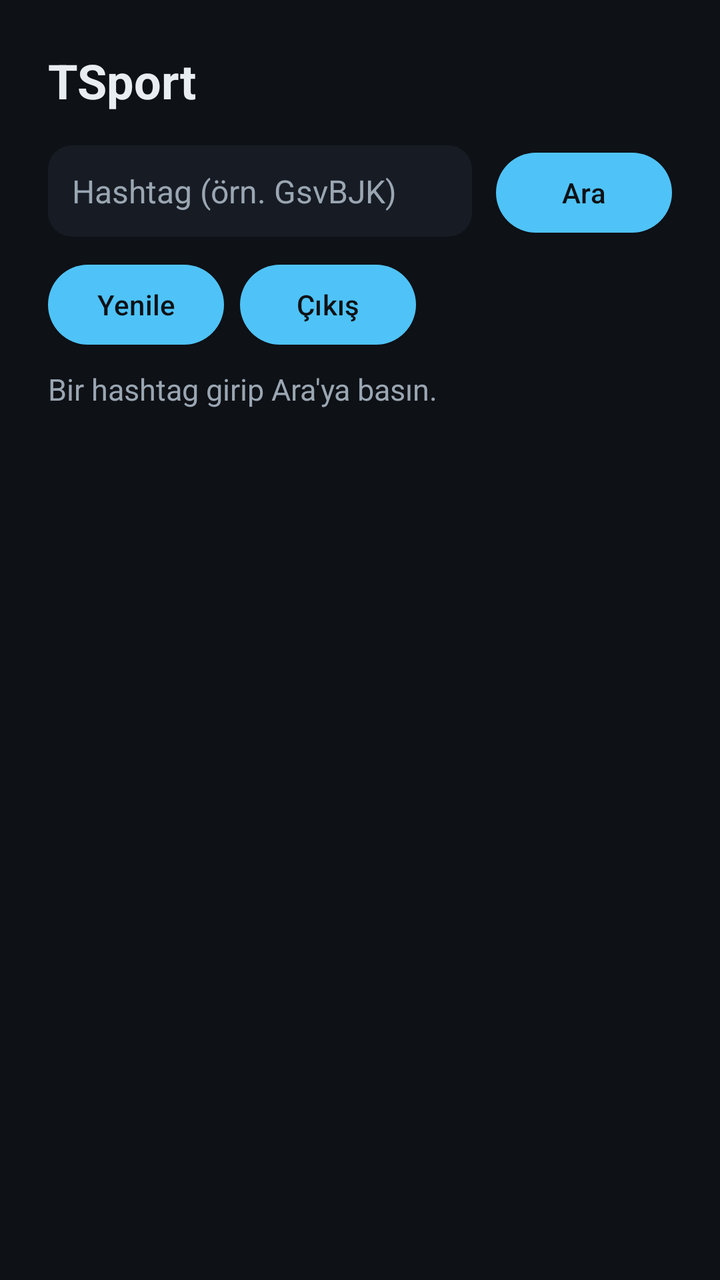
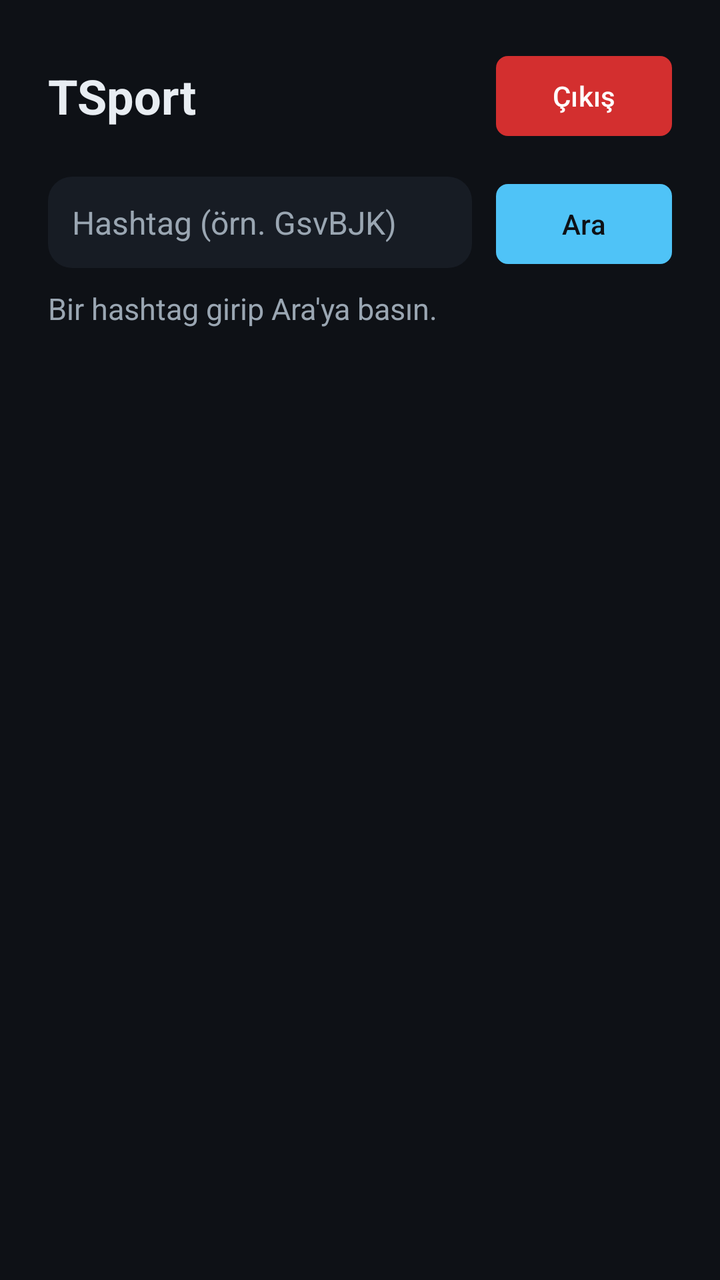

An Android layout rendered at two revisions. The XML below is the earlier revision; the diff shows what the commit changed to produce the second picture.
<!-- AndroidManifest.xml: application theme Theme.TSport -->
<!-- res/layout/activity_main.xml -->
<?xml version="1.0" encoding="utf-8"?>
<FrameLayout xmlns:android="http://schemas.android.com/apk/res/android"
    android:layout_width="match_parent"
    android:layout_height="match_parent">

    <WebView
        android:id="@+id/scrapeWebView"
        android:layout_width="match_parent"
        android:layout_height="match_parent"
        android:alpha="0.01"
        android:clickable="false"
        android:focusable="false"
        android:importantForAccessibility="no" />

    <LinearLayout
        android:id="@+id/content"
        android:layout_width="match_parent"
        android:layout_height="match_parent"
        android:background="@color/bg"
        android:orientation="vertical"
        android:padding="24dp">

        <TextView
            android:layout_width="match_parent"
            android:layout_height="wrap_content"
            android:text="@string/app_name"
            android:textColor="@color/on_surface"
            android:textSize="24sp"
            android:textStyle="bold" />

        <LinearLayout
            android:layout_width="match_parent"
            android:layout_height="wrap_content"
            android:layout_marginTop="16dp"
            android:orientation="horizontal">

            <EditText
                android:id="@+id/hashtagInput"
                android:layout_width="0dp"
                android:layout_height="wrap_content"
                android:layout_weight="1"
                android:background="@drawable/focus_background"
                android:hint="@string/hashtag_hint"
                android:inputType="text"
                android:padding="12dp"
                android:singleLine="true"
                android:textColor="@color/on_surface"
                android:textColorHint="@color/muted"
                android:textSize="16sp" />

            <Button
                android:id="@+id/searchButton"
                android:foreground="@drawable/button_focus_foreground"
                android:layout_width="wrap_content"
                android:layout_height="wrap_content"
                android:layout_marginStart="12dp"
                android:text="@string/search" />

        </LinearLayout>

        <LinearLayout
            android:layout_width="match_parent"
            android:layout_height="wrap_content"
            android:layout_marginTop="8dp"
            android:orientation="horizontal">

            <Button
                android:id="@+id/refreshButton"
                android:foreground="@drawable/button_focus_foreground"
                android:layout_width="wrap_content"
                android:layout_height="wrap_content"
                android:text="@string/refresh" />

            <Button
                android:id="@+id/logoutButton"
                android:foreground="@drawable/button_focus_foreground"
                android:layout_width="wrap_content"
                android:layout_height="wrap_content"
                android:layout_marginStart="8dp"
                android:text="@string/logout" />

        </LinearLayout>

        <ProgressBar
            android:id="@+id/progress"
            android:layout_width="match_parent"
            android:layout_height="wrap_content"
            android:layout_marginTop="12dp"
            android:indeterminate="true"
            android:visibility="gone" />

        <TextView
            android:id="@+id/statusText"
            android:layout_width="match_parent"
            android:layout_height="wrap_content"
            android:layout_marginTop="8dp"
            android:text="@string/status_idle"
            android:textColor="@color/muted"
            android:textSize="15sp" />

        <androidx.recyclerview.widget.RecyclerView
            android:id="@+id/linkList"
            android:layout_width="match_parent"
            android:layout_height="0dp"
            android:layout_marginTop="12dp"
            android:layout_weight="1"
            android:clipToPadding="false"
            android:paddingBottom="24dp" />

    </LinearLayout>

</FrameLayout>
<!-- resources referenced by this layout -->
<resources>
  <color name="bg">#0E1116</color>
  <color name="muted">#9AA6B2</color>
  <color name="on_surface">#E8EDF2</color>
  <!-- drawable button_focus_foreground (drawable) -->
  <?xml version="1.0" encoding="utf-8"?>
  <selector xmlns:android="http://schemas.android.com/apk/res/android">
      <item android:state_focused="true">
          <shape android:shape="rectangle">
              <solid android:color="@android:color/transparent" />
              <stroke
                  android:width="3dp"
                  android:color="@color/focus" />
              <corners android:radius="8dp" />
          </shape>
      </item>
      <item>
          <shape android:shape="rectangle">
              <solid android:color="@android:color/transparent" />
          </shape>
      </item>
  </selector>
  <!-- drawable focus_background (drawable) -->
  <?xml version="1.0" encoding="utf-8"?>
  <selector xmlns:android="http://schemas.android.com/apk/res/android">
      <item android:state_focused="true">
          <shape>
              <solid android:color="#22303C" />
              <stroke
                  android:width="2dp"
                  android:color="@color/focus" />
              <corners android:radius="12dp" />
          </shape>
      </item>
      <item android:state_pressed="true">
          <shape>
              <solid android:color="#22303C" />
              <corners android:radius="12dp" />
          </shape>
      </item>
      <item>
          <shape>
              <solid android:color="@color/surface" />
              <corners android:radius="12dp" />
          </shape>
      </item>
  </selector>
  <string name="app_name">TSport</string>
  <string name="hashtag_hint">Hashtag (örn. GsvBJK)</string>
  <string name="logout">Çıkış</string>
  <string name="refresh">Yenile</string>
  <string name="search">Ara</string>
  <string name="status_idle">Bir hashtag girip Ara\'ya basın.</string>
  <style name="Theme.TSport" parent="Theme.Material3.Dark.NoActionBar">
          <item name="android:windowBackground">@color/bg</item>
          <item name="colorPrimary">@color/accent</item>
          <item name="colorOnPrimary">@color/bg</item>
          <item name="android:colorAccent">@color/accent</item>
          <item name="android:textColorPrimary">@color/on_surface</item>
          <item name="android:textColorSecondary">@color/muted</item>
      </style>
  <color name="focus">#4FC3F7</color>
  <color name="surface">#171C24</color>
  <color name="accent">#4FC3F7</color>
</resources>

<!-- the commit's change to res/layout/activity_main.xml (unified diff, before → after) -->
@@ -1,5 +1,6 @@
 <?xml version="1.0" encoding="utf-8"?>
 <FrameLayout xmlns:android="http://schemas.android.com/apk/res/android"
+    xmlns:app="http://schemas.android.com/apk/res-auto"
     android:layout_width="match_parent"
     android:layout_height="match_parent">
 
@@ -20,13 +21,32 @@
         android:orientation="vertical"
         android:padding="24dp">
 
-        <TextView
+        <LinearLayout
             android:layout_width="match_parent"
             android:layout_height="wrap_content"
-            android:text="@string/app_name"
-            android:textColor="@color/on_surface"
-            android:textSize="24sp"
-            android:textStyle="bold" />
+            android:gravity="center_vertical"
+            android:orientation="horizontal">
+
+            <TextView
+                android:layout_width="0dp"
+                android:layout_height="wrap_content"
+                android:layout_weight="1"
+                android:text="@string/app_name"
+                android:textColor="@color/on_surface"
+                android:textSize="24sp"
+                android:textStyle="bold" />
+
+            <Button
+                android:id="@+id/logoutButton"
+                android:foreground="@drawable/button_focus_foreground"
+                android:layout_width="wrap_content"
+                android:layout_height="wrap_content"
+                android:text="@string/logout"
+                android:textColor="@color/on_danger"
+                app:backgroundTint="@color/danger"
+                app:cornerRadius="6dp" />
+
+        </LinearLayout>
 
         <LinearLayout
             android:layout_width="match_parent"
@@ -54,30 +74,8 @@
                 android:layout_width="wrap_content"
                 android:layout_height="wrap_content"
                 android:layout_marginStart="12dp"
-                android:text="@string/search" />
-
-        </LinearLayout>
-
-        <LinearLayout
-            android:layout_width="match_parent"
-            android:layout_height="wrap_content"
-            android:layout_marginTop="8dp"
-            android:orientation="horizontal">
-
-            <Button
-                android:id="@+id/refreshButton"
-                android:foreground="@drawable/button_focus_foreground"
-                android:layout_width="wrap_content"
-                android:layout_height="wrap_content"
-                android:text="@string/refresh" />
-
-            <Button
-                android:id="@+id/logoutButton"
-                android:foreground="@drawable/button_focus_foreground"
-                android:layout_width="wrap_content"
-                android:layout_height="wrap_content"
-                android:layout_marginStart="8dp"
-                android:text="@string/logout" />
+                android:text="@string/search"
+                app:cornerRadius="6dp" />
 
         </LinearLayout>
 
<!-- resource entries referenced after the edit -->
@@ -1,7 +1,9 @@
 <!-- resources referenced by this layout -->
 <resources>
   <color name="bg">#0E1116</color>
+  <color name="danger">#D32F2F</color>
   <color name="muted">#9AA6B2</color>
+  <color name="on_danger">#FFFFFF</color>
   <color name="on_surface">#E8EDF2</color>
   <!-- drawable button_focus_foreground (drawable) -->
   <?xml version="1.0" encoding="utf-8"?>
@@ -12,7 +14,7 @@
               <stroke
                   android:width="3dp"
                   android:color="@color/focus" />
-              <corners android:radius="8dp" />
+              <corners android:radius="6dp" />
           </shape>
       </item>
       <item>
@@ -49,7 +51,6 @@
   <string name="app_name">TSport</string>
   <string name="hashtag_hint">Hashtag (örn. GsvBJK)</string>
   <string name="logout">Çıkış</string>
-  <string name="refresh">Yenile</string>
   <string name="search">Ara</string>
   <string name="status_idle">Bir hashtag girip Ara\'ya basın.</string>
   <style name="Theme.TSport" parent="Theme.Material3.Dark.NoActionBar">
